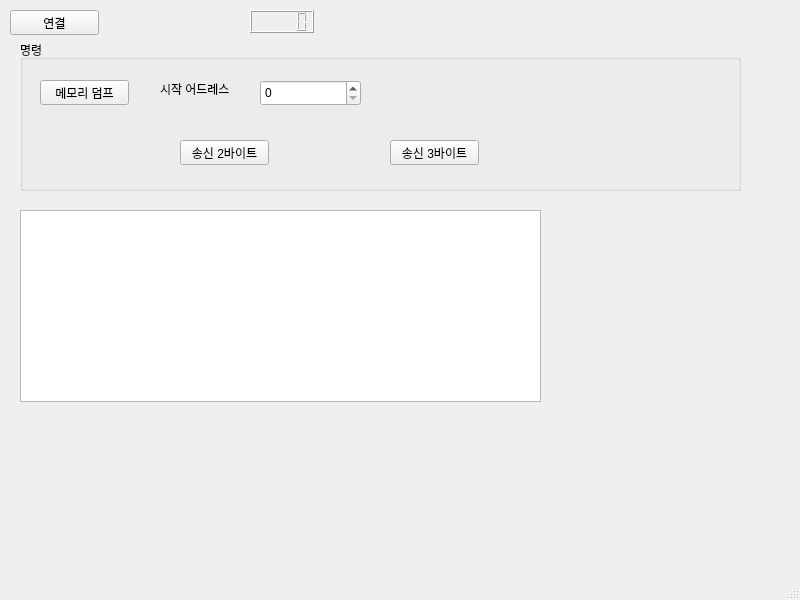
chjo70/PocketSonata, file mainwindow.ui: the form before one commit.
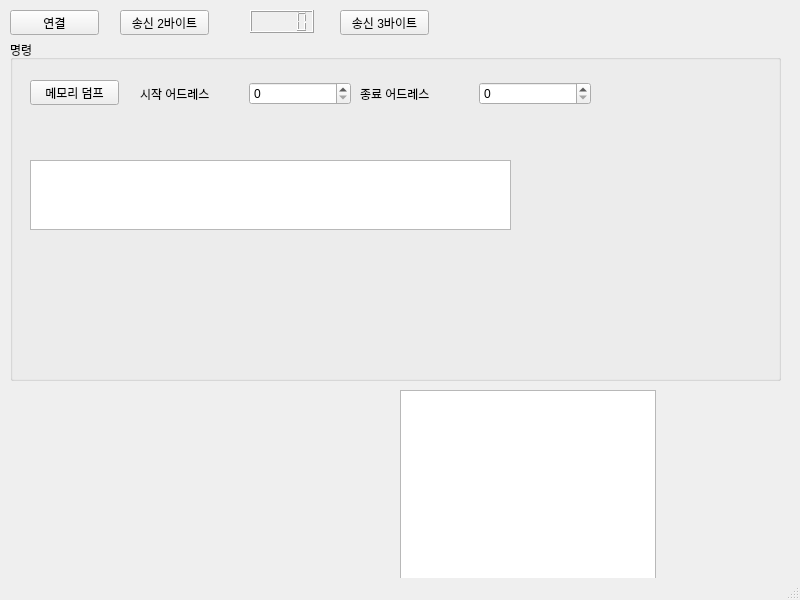
The form after the commit.

The edit to the form file:
```diff
--- a/mainwindow.ui
+++ b/mainwindow.ui
@@ -14,16 +14,6 @@
    <string>MainWindow</string>
   </property>
   <widget class="QWidget" name="centralwidget">
-   <widget class="QTableView" name="tableView">
-    <property name="geometry">
-     <rect>
-      <x>20</x>
-      <y>210</y>
-      <width>521</width>
-      <height>192</height>
-     </rect>
-    </property>
-   </widget>
    <widget class="QPushButton" name="pushButton">
     <property name="geometry">
      <rect>
@@ -40,10 +30,10 @@
    <widget class="QGroupBox" name="groupBox">
     <property name="geometry">
      <rect>
-      <x>20</x>
+      <x>10</x>
       <y>40</y>
-      <width>721</width>
-      <height>151</height>
+      <width>771</width>
+      <height>341</height>
      </rect>
     </property>
     <property name="title">
@@ -62,53 +52,64 @@
       <string>메모리 덤프</string>
      </property>
     </widget>
-    <widget class="QPushButton" name="pushButton_3">
+    <widget class="QWidget" name="">
      <property name="geometry">
       <rect>
-       <x>160</x>
-       <y>100</y>
-       <width>89</width>
-       <height>25</height>
+       <x>130</x>
+       <y>40</y>
+       <width>211</width>
+       <height>28</height>
       </rect>
      </property>
-     <property name="text">
-      <string>송신 2바이트</string>
-     </property>
+     <layout class="QHBoxLayout" name="horizontalLayout_2">
+      <item>
+       <widget class="QLabel" name="label">
+        <property name="text">
+         <string>시작 어드레스</string>
+        </property>
+       </widget>
+      </item>
+      <item>
+       <widget class="QSpinBox" name="spinBox"/>
+      </item>
+     </layout>
     </widget>
-    <widget class="QPushButton" name="pushButton_4">
+    <widget class="QWidget" name="">
      <property name="geometry">
       <rect>
-       <x>370</x>
-       <y>100</y>
-       <width>89</width>
-       <height>25</height>
+       <x>350</x>
+       <y>40</y>
+       <width>231</width>
+       <height>28</height>
       </rect>
      </property>
-     <property name="text">
-      <string>송신 3바이트</string>
-     </property>
+     <layout class="QHBoxLayout" name="horizontalLayout">
+      <item>
+       <widget class="QLabel" name="label_2">
+        <property name="text">
+         <string>종료 어드레스</string>
+        </property>
+       </widget>
+      </item>
+      <item>
+       <widget class="QSpinBox" name="spinBox_2"/>
+      </item>
+     </layout>
     </widget>
-    <widget class="QLabel" name="label">
+    <widget class="QTextEdit" name="textEdit">
      <property name="geometry">
       <rect>
-       <x>140</x>
-       <y>40</y>
-       <width>91</width>
-       <height>17</height>
+       <x>20</x>
+       <y>120</y>
+       <width>481</width>
+       <height>70</height>
       </rect>
      </property>
-     <property name="text">
-      <string>시작 어드레스</string>
+     <property name="lineWidth">
+      <number>1000</number>
      </property>
-    </widget>
-    <widget class="QSpinBox" name="spinBox">
-     <property name="geometry">
-      <rect>
-       <x>240</x>
-       <y>40</y>
-       <width>101</width>
-       <height>26</height>
-      </rect>
+     <property name="readOnly">
+      <bool>true</bool>
      </property>
     </widget>
    </widget>
@@ -122,6 +123,42 @@
      </rect>
     </property>
    </widget>
+   <widget class="QPushButton" name="pushButton_3">
+    <property name="geometry">
+     <rect>
+      <x>120</x>
+      <y>10</y>
+      <width>89</width>
+      <height>25</height>
+     </rect>
+    </property>
+    <property name="text">
+     <string>송신 2바이트</string>
+    </property>
+   </widget>
+   <widget class="QPushButton" name="pushButton_4">
+    <property name="geometry">
+     <rect>
+      <x>340</x>
+      <y>10</y>
+      <width>89</width>
+      <height>25</height>
+     </rect>
+    </property>
+    <property name="text">
+     <string>송신 3바이트</string>
+    </property>
+   </widget>
+   <widget class="QTextBrowser" name="textBrowser">
+    <property name="geometry">
+     <rect>
+      <x>400</x>
+      <y>390</y>
+      <width>256</width>
+      <height>192</height>
+     </rect>
+    </property>
+   </widget>
   </widget>
   <widget class="QMenuBar" name="menubar">
    <property name="geometry">
```
